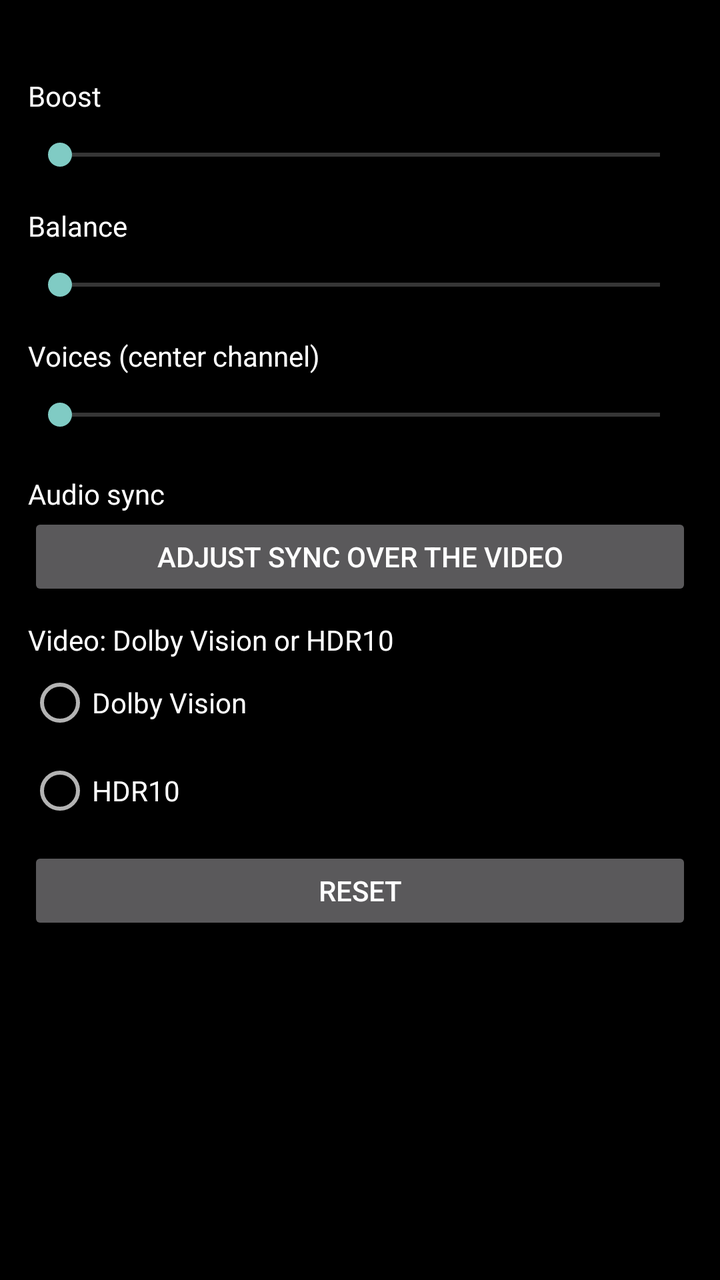
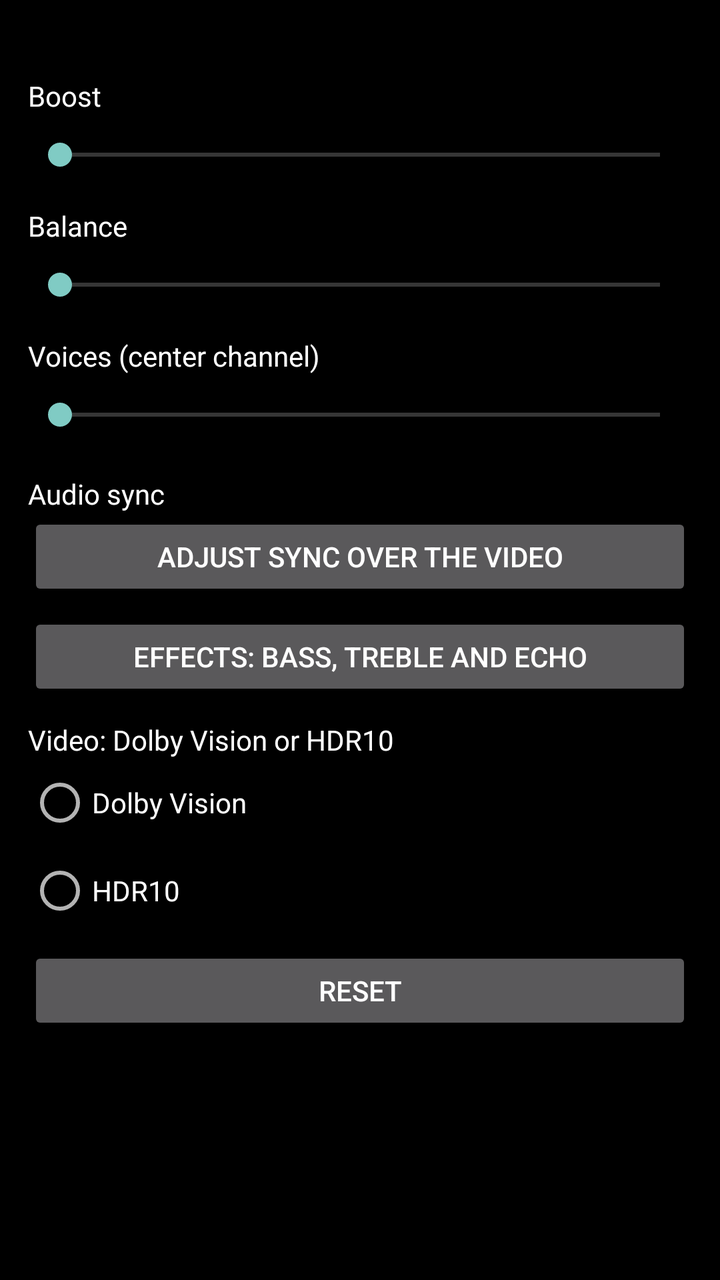

Two renders of the same Android screen: before a commit and after it. Below are the layout's source before the change and the commit's diff.
<!-- AndroidManifest.xml: application theme Theme.Player -->
<!-- res/layout/dialog_audio.xml -->
<?xml version="1.0" encoding="utf-8"?>
<ScrollView xmlns:android="http://schemas.android.com/apk/res/android"
    android:layout_width="match_parent"
    android:layout_height="match_parent"
    android:padding="14dp">

  <LinearLayout
      android:layout_width="match_parent"
      android:layout_height="wrap_content"
      android:orientation="vertical">

    <TextView
        android:id="@+id/audio_version"
        android:layout_width="match_parent"
        android:layout_height="wrap_content"
        android:layout_marginBottom="8dp"
        android:textColor="#B0B0B0"
        android:textSize="12sp" />

    <LinearLayout
        android:layout_width="match_parent"
        android:layout_height="wrap_content"
        android:orientation="horizontal">

      <TextView
          android:layout_width="0dp"
          android:layout_height="wrap_content"
          android:layout_weight="1"
          android:text="@string/audio_gain"
          android:textColor="#FFFFFF"
          android:textSize="14sp" />

      <TextView
          android:id="@+id/audio_gain_value"
          android:layout_width="wrap_content"
          android:layout_height="wrap_content"
          android:textColor="#FFFFFF"
          android:textSize="14sp" />
    </LinearLayout>

    <SeekBar
        android:id="@+id/audio_gain"
        android:layout_width="match_parent"
        android:layout_height="wrap_content"
        android:focusable="true"
        android:minHeight="40dp" />

    <LinearLayout
        android:layout_width="match_parent"
        android:layout_height="wrap_content"
        android:layout_marginTop="6dp"
        android:orientation="horizontal">

      <TextView
          android:layout_width="0dp"
          android:layout_height="wrap_content"
          android:layout_weight="1"
          android:text="@string/audio_balance"
          android:textColor="#FFFFFF"
          android:textSize="14sp" />

      <TextView
          android:id="@+id/audio_balance_value"
          android:layout_width="wrap_content"
          android:layout_height="wrap_content"
          android:textColor="#FFFFFF"
          android:textSize="14sp" />
    </LinearLayout>

    <SeekBar
        android:id="@+id/audio_balance"
        android:layout_width="match_parent"
        android:layout_height="wrap_content"
        android:focusable="true"
        android:minHeight="40dp" />

    <LinearLayout
        android:layout_width="match_parent"
        android:layout_height="wrap_content"
        android:layout_marginTop="6dp"
        android:orientation="horizontal">

      <TextView
          android:layout_width="0dp"
          android:layout_height="wrap_content"
          android:layout_weight="1"
          android:text="@string/audio_voice"
          android:textColor="#FFFFFF"
          android:textSize="14sp" />

      <TextView
          android:id="@+id/audio_voice_value"
          android:layout_width="wrap_content"
          android:layout_height="wrap_content"
          android:textColor="#FFFFFF"
          android:textSize="14sp" />
    </LinearLayout>

    <SeekBar
        android:id="@+id/audio_voice"
        android:layout_width="match_parent"
        android:layout_height="wrap_content"
        android:focusable="true"
        android:minHeight="40dp" />

    <LinearLayout
        android:layout_width="match_parent"
        android:layout_height="wrap_content"
        android:layout_marginTop="10dp"
        android:gravity="center_vertical"
        android:orientation="horizontal">

      <TextView
          android:layout_width="0dp"
          android:layout_height="wrap_content"
          android:layout_weight="1"
          android:text="@string/audio_delay"
          android:textColor="#FFFFFF"
          android:textSize="14sp" />

      <TextView
          android:id="@+id/audio_sync_value"
          android:layout_width="wrap_content"
          android:layout_height="wrap_content"
          android:textColor="#FFFFFF"
          android:textSize="14sp" />
    </LinearLayout>

    <Button
        android:id="@+id/audio_sync_open"
        android:layout_width="match_parent"
        android:layout_height="wrap_content"
        android:minHeight="44dp"
        android:text="@string/audio_sync_open"
        android:textSize="14sp" />

    <TextView
        android:layout_width="match_parent"
        android:layout_height="wrap_content"
        android:layout_marginTop="10dp"
        android:text="@string/video_hdr_mode"
        android:textColor="#FFFFFF"
        android:textSize="14sp" />

    <RadioGroup
        android:id="@+id/video_hdr_mode"
        android:layout_width="match_parent"
        android:layout_height="wrap_content"
        android:orientation="vertical">

      <RadioButton
          android:id="@+id/video_hdr_dv"
          android:layout_width="match_parent"
          android:layout_height="wrap_content"
          android:minHeight="44dp"
          android:focusable="true"
          android:text="@string/video_hdr_dv"
          android:textColor="#FFFFFF"
          android:textSize="14sp" />

      <RadioButton
          android:id="@+id/video_hdr_10"
          android:layout_width="match_parent"
          android:layout_height="wrap_content"
          android:minHeight="44dp"
          android:focusable="true"
          android:text="@string/video_hdr_10"
          android:textColor="#FFFFFF"
          android:textSize="14sp" />
    </RadioGroup>

    <Button
        android:id="@+id/audio_reset"
        android:layout_width="match_parent"
        android:layout_height="wrap_content"
        android:layout_marginTop="6dp"
        android:minHeight="44dp"
        android:text="@string/audio_reset"
        android:textSize="14sp" />

    <TextView
        android:id="@+id/audio_diag"
        android:layout_width="match_parent"
        android:layout_height="wrap_content"
        android:layout_marginTop="12dp"
        android:textColor="#B0B0B0"
        android:textSize="12sp" />

  </LinearLayout>
</ScrollView>
<!-- resources referenced by this layout -->
<resources>
  <string name="audio_balance">Balance</string>
  <string name="audio_delay">Audio sync</string>
  <string name="audio_gain">Boost</string>
  <string name="audio_reset">Reset</string>
  <string name="audio_sync_open">Adjust sync over the video</string>
  <string name="audio_voice">Voices (center channel)</string>
  <string name="video_hdr_10">HDR10</string>
  <string name="video_hdr_dv">Dolby Vision</string>
  <string name="video_hdr_mode">Video: Dolby Vision or HDR10</string>
  <style name="Theme.Player" parent="BaseTheme.Player">
      </style>
  <style name="BaseTheme.Player" parent="Theme.AppCompat.NoActionBar">
          <item name="android:statusBarColor">@color/ui_controls_background</item>
          <item name="android:navigationBarColor">@color/ui_controls_background</item>
          <item name="android:windowBackground">@color/black</item>
          <item name="android:windowLayoutInDisplayCutoutMode" tools:ignore="NewApi">shortEdges</item>
          <item name="android:forceDarkAllowed" tools:targetApi="29">false</item>
      </style>
  <color name="ui_controls_background">#98000000</color>
  <color name="black">#FF000000</color>
</resources>

<!-- the commit's change to res/layout/dialog_audio.xml (unified diff, before → after) -->
@@ -134,6 +134,15 @@
         android:text="@string/audio_sync_open"
         android:textSize="14sp" />
 
+    <Button
+        android:id="@+id/audio_effects_open"
+        android:layout_width="match_parent"
+        android:layout_height="wrap_content"
+        android:layout_marginTop="6dp"
+        android:minHeight="44dp"
+        android:text="@string/effects_open"
+        android:textSize="14sp" />
+
     <TextView
         android:layout_width="match_parent"
         android:layout_height="wrap_content"
<!-- resource entries referenced after the edit -->
@@ -6,6 +6,7 @@
   <string name="audio_reset">Reset</string>
   <string name="audio_sync_open">Adjust sync over the video</string>
   <string name="audio_voice">Voices (center channel)</string>
+  <string name="effects_open">Effects: bass, treble and echo</string>
   <string name="video_hdr_10">HDR10</string>
   <string name="video_hdr_dv">Dolby Vision</string>
   <string name="video_hdr_mode">Video: Dolby Vision or HDR10</string>
